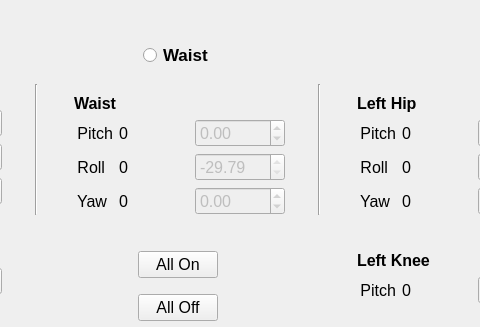
The window that G1ControlPanel.ui (lagessiehcs/Unitree-G1-Control-Panel) describes before a commit, drawn with Qt 5; both pictures show x 555 to 1035 and y 0 to 327 of the 1465 by 517 pixel window.
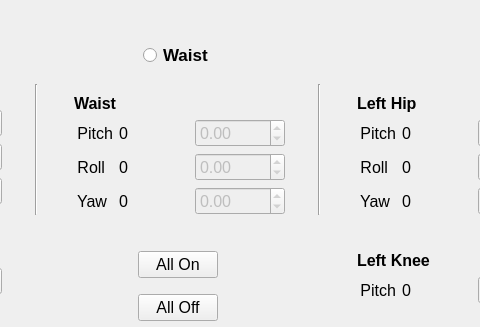
The same window after the commit.

Patch:
```diff
--- a/G1ControlPanel.ui
+++ b/G1ControlPanel.ui
@@ -1797,7 +1797,7 @@
                    <double>-29.789999999999999</double>
                   </property>
                   <property name="maximum">
-                   <double>-29.789999999999999</double>
+                   <double>29.789999999999999</double>
                   </property>
                  </widget>
                 </item>
```
